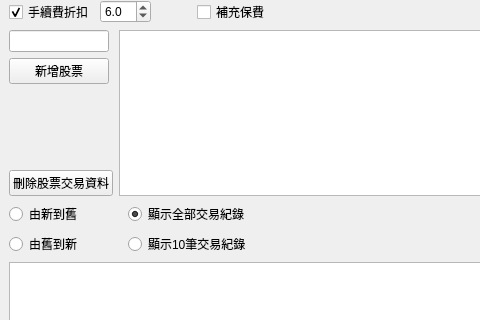
This is QtStockPriceMainWindow.ui in foxking0416/PythonStockPrice as Qt 5 draws it before an edit; both pictures show x 0 to 480 and y 0 to 320 of the 800 by 794 pixel window. The edited form follows.
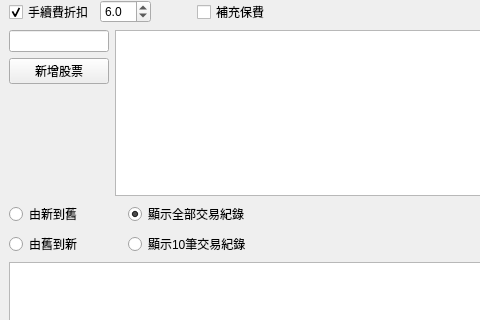
This is the edited form.

Commit message: 刪除股票資料時會跳 MessageBox 提示

The edit to the form file:
```diff
--- a/QtStockPriceMainWindow.ui
+++ b/QtStockPriceMainWindow.ui
@@ -136,13 +136,6 @@
           </property>
          </spacer>
         </item>
-        <item>
-         <widget class="QPushButton" name="qtDeleteStockPushButton">
-          <property name="text">
-           <string>刪除股票交易資料</string>
-          </property>
-         </widget>
-        </item>
        </layout>
       </item>
       <item>
```
The commit also changes 2 other files.
